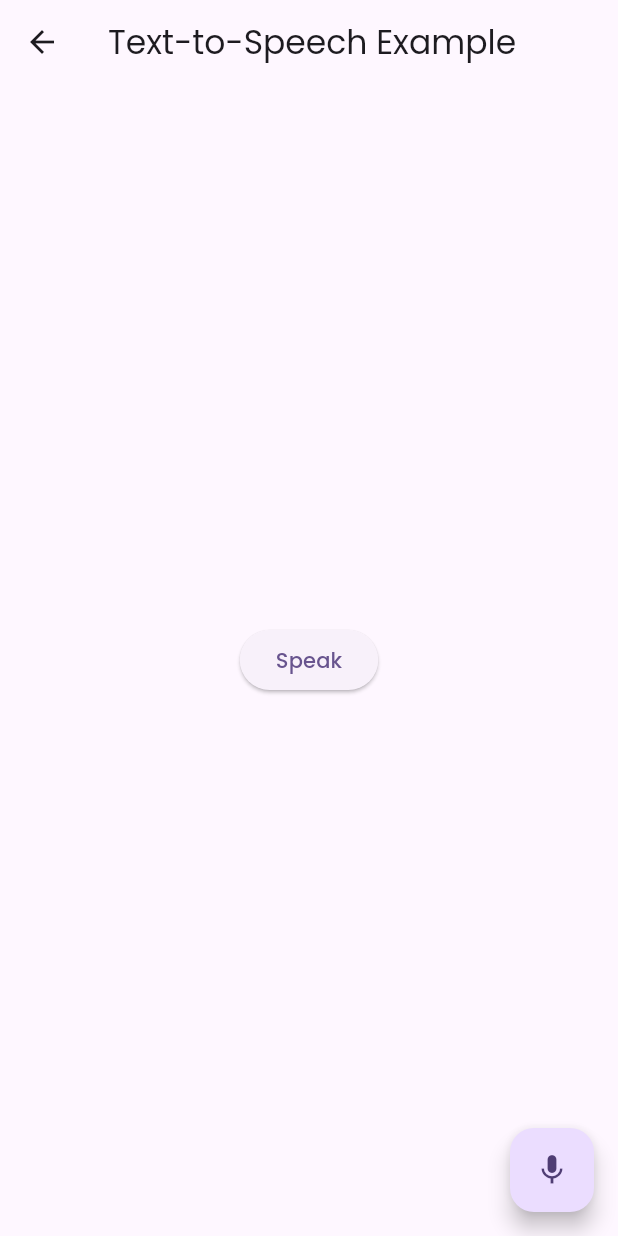
After one commit to meetvaghasiya/Pdf_Creator_latest, a Flutter app: the TTSExample screen opened directly, on a phone screen of 412 x 824 dp. The commit adds this screen. Run offline on Flutter 3.47's test engine with Material 3 defaults, Android fonts, the phone set to English and light mode, and no system bars; our stand-ins replace animated_splash_screen, device_info_plus, flutter_onboarding_slider, flutter_secure_storage, flutter_tts, flutter_zoom_drawer and 9 more; missing offline and left inert: crop_image, flutter_pdfview, google_ml_kit, pdf_text; accounts and stored records are empty.

```diff
--- /dev/null
+++ b/lib/demo.dart
@@ -0,0 +1,44 @@
+import 'dart:async';
+
+import 'package:flutter/material.dart';
+import 'package:flutter_tts/flutter_tts.dart';
+
+class TTSExample extends StatefulWidget {
+  @override
+  State<TTSExample> createState() => _TTSExampleState();
+}
+
+class _TTSExampleState extends State<TTSExample> {
+  FlutterTts flutterTts = FlutterTts();
+
+  Future<void> speak(String text) async {
+    await flutterTts.setLanguage("en-US");
+    await flutterTts.setPitch(1.0);
+    await flutterTts.setSpeechRate(0.5);
+
+    await flutterTts.speak(text);
+  }
+
+  @override
+  Widget build(BuildContext context) {
+    return Scaffold(
+      appBar: AppBar(
+        title: Text('Text-to-Speech Example'),
+      ),
+      body: Center(
+        child: ElevatedButton(
+          onPressed: () {
+            speak("Hello, Mr.Denish Gujrati How are You");
+          },
+          child: Text('Speak'),
+        ),
+      ),
+      floatingActionButton: FloatingActionButton(
+        onPressed: () {
+          speak("Hello, Mr.Denish Gujrati How are You");
+        },
+        child: Icon(Icons.mic),
+      ),
+    );
+  }
+}
--- a/lib/main.dart
+++ b/lib/main.dart
@@ -3,9 +3,9 @@ import 'package:flutter/material.dart';
 import 'package:flutter_secure_storage/flutter_secure_storage.dart';
 import 'package:get/get.dart';
 import 'package:get_storage/get_storage.dart';
+import 'package:page_transition/page_transition.dart';
 import 'package:pdf_creator/Screens/DashBoard%20Screen/dashboard.dart';
 import 'package:pdf_creator/Screens/onboardingscreen/onboardingscreen.dart';
-import 'package:page_transition/page_transition.dart';
 
 Future<void> main() async {
   await GetStorage.init();
```
Also changed, not shown: lib/Screens/DashBoard Screen/dashboard.dart (+56 -7 lines), lib/Screens/DashBoard Screen/dashboardCtrl.dart (+10 -1 lines), lib/Screens/Pdf Utilities/textSpecch/TextSpeech.dart (added, +104 -0 lines), lib/Utilities/classes.dart (+6 -1 lines), pubspec.yaml (+7 -0 lines), pubspec.lock, 9 other files.
